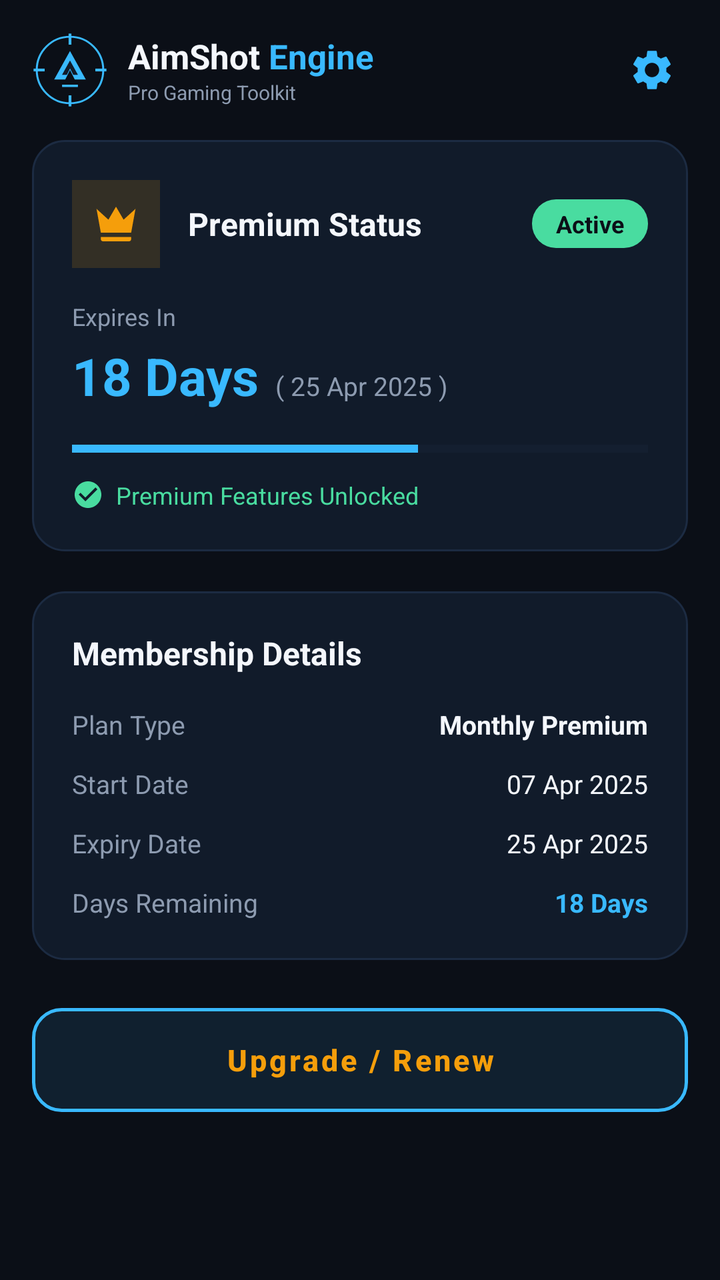
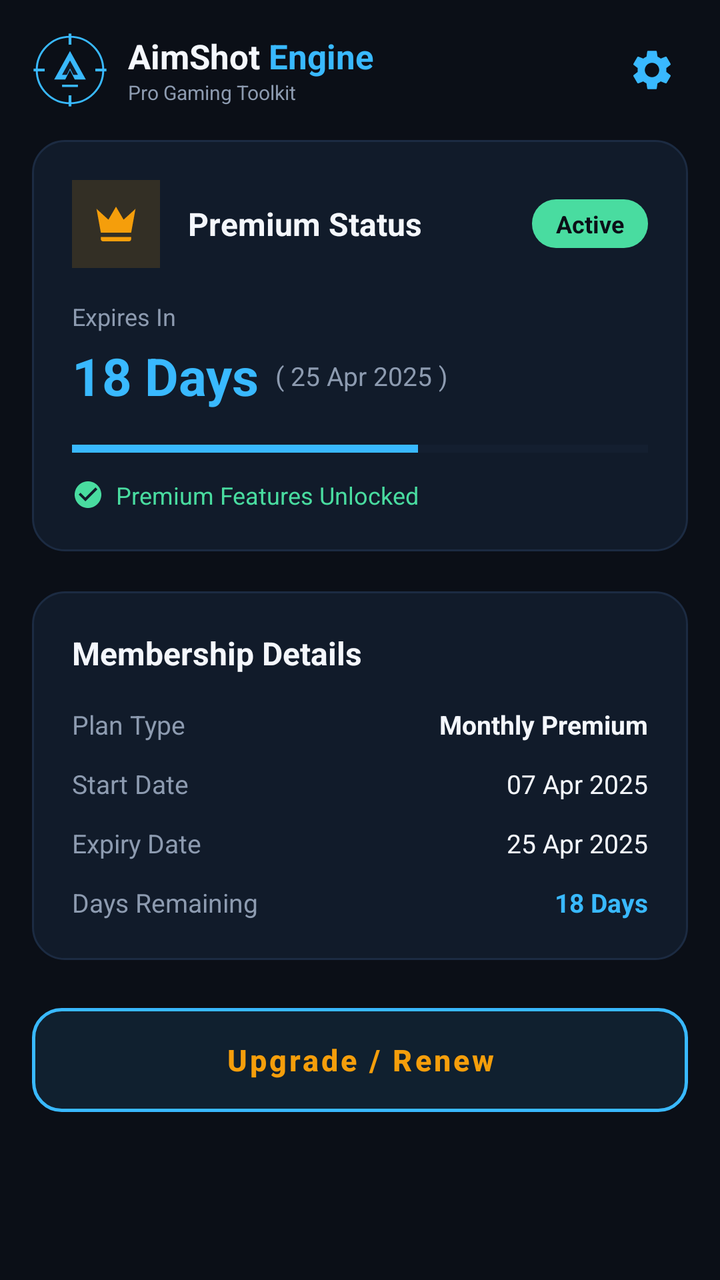

Two renders of the same Android screen: before a commit and after it. Below are the layout's source before the change and the commit's diff.
<!-- AndroidManifest.xml: application theme Theme.AimShotEngine -->
<!-- res/layout/fragment_premium.xml -->
<?xml version="1.0" encoding="utf-8"?>
<ScrollView xmlns:android="http://schemas.android.com/apk/res/android"
    android:layout_width="match_parent"
    android:layout_height="match_parent"
    android:background="@color/bg_main"
    android:fillViewport="true">

    <LinearLayout
        android:layout_width="match_parent"
        android:layout_height="wrap_content"
        android:orientation="vertical"
        android:padding="16dp">

        
        <RelativeLayout
            android:layout_width="match_parent"
            android:layout_height="wrap_content"
            android:layout_marginBottom="16dp">

            <LinearLayout
                android:layout_width="wrap_content"
                android:layout_height="wrap_content"
                android:gravity="center_vertical"
                android:orientation="horizontal">

                <ImageView
                    android:layout_width="38dp"
                    android:layout_height="38dp"
                    android:contentDescription="@string/app_name"
                    android:src="@drawable/ic_aimshot_logo" />

                <LinearLayout
                    android:layout_width="wrap_content"
                    android:layout_height="wrap_content"
                    android:layout_marginStart="10dp"
                    android:orientation="vertical">

                    <LinearLayout
                        android:layout_width="wrap_content"
                        android:layout_height="wrap_content"
                        android:orientation="horizontal">

                        <TextView
                            android:layout_width="wrap_content"
                            android:layout_height="wrap_content"
                            android:text="AimShot "
                            android:textColor="@color/text_primary"
                            android:textSize="17sp"
                            android:textStyle="bold" />

                        <TextView
                            android:layout_width="wrap_content"
                            android:layout_height="wrap_content"
                            android:text="Engine"
                            android:textColor="@color/accent_primary"
                            android:textSize="17sp"
                            android:textStyle="bold" />
                    </LinearLayout>

                    <TextView
                        android:layout_width="wrap_content"
                        android:layout_height="wrap_content"
                        android:text="@string/pro_gaming_toolkit"
                        android:textColor="@color/text_secondary"
                        android:textSize="10sp" />
                </LinearLayout>
            </LinearLayout>

            <ImageView
                android:id="@+id/btn_premium_settings"
                android:layout_width="36dp"
                android:layout_height="36dp"
                android:layout_alignParentEnd="true"
                android:layout_centerVertical="true"
                android:background="?attr/selectableItemBackgroundBorderless"
                android:contentDescription="Settings"
                android:padding="6dp"
                android:src="@drawable/ic_settings" />
        </RelativeLayout>

        
        <LinearLayout
            android:layout_width="match_parent"
            android:layout_height="wrap_content"
            android:layout_marginBottom="20dp"
            android:background="@drawable/bg_tactical_card"
            android:orientation="vertical"
            android:padding="20dp">

            <RelativeLayout
                android:layout_width="match_parent"
                android:layout_height="wrap_content"
                android:layout_marginBottom="16dp">

                <LinearLayout
                    android:layout_width="wrap_content"
                    android:layout_height="wrap_content"
                    android:gravity="center_vertical"
                    android:orientation="horizontal">

                    
                    <LinearLayout
                        android:layout_width="44dp"
                        android:layout_height="44dp"
                        android:background="#26F59E0B"
                        android:gravity="center">

                        <ImageView
                            android:layout_width="26dp"
                            android:layout_height="26dp"
                            android:contentDescription="Crown"
                            android:src="@drawable/ic_crown" />
                    </LinearLayout>

                    <TextView
                        android:layout_width="wrap_content"
                        android:layout_height="wrap_content"
                        android:layout_marginStart="14dp"
                        android:text="@string/premium_status"
                        android:textColor="@color/text_primary"
                        android:textSize="16sp"
                        android:textStyle="bold" />
                </LinearLayout>

                
                <TextView
                    android:id="@+id/tv_badge_status"
                    android:layout_width="wrap_content"
                    android:layout_height="wrap_content"
                    android:layout_alignParentEnd="true"
                    android:layout_centerVertical="true"
                    android:background="@drawable/bg_badge_active"
                    android:paddingStart="12dp"
                    android:paddingTop="4dp"
                    android:paddingEnd="12dp"
                    android:paddingBottom="4dp"
                    android:text="@string/status_active"
                    android:textColor="@color/bg_main"
                    android:textSize="12sp"
                    android:textStyle="bold" />
            </RelativeLayout>

            
            <TextView
                android:layout_width="wrap_content"
                android:layout_height="wrap_content"
                android:text="@string/expires_in"
                android:textColor="@color/text_secondary"
                android:textSize="12sp" />

            
            <LinearLayout
                android:layout_width="wrap_content"
                android:layout_height="wrap_content"
                android:layout_marginTop="4dp"
                android:gravity="baseline"
                android:orientation="horizontal">

                <TextView
                    android:id="@+id/tv_premium_remaining_days"
                    android:layout_width="wrap_content"
                    android:layout_height="wrap_content"
                    android:text="18 Days"
                    android:textColor="@color/accent_primary"
                    android:textSize="26sp"
                    android:textStyle="bold" />

                <TextView
                    android:id="@+id/tv_premium_expiry_date_sub"
                    android:layout_width="wrap_content"
                    android:layout_height="wrap_content"
                    android:layout_marginStart="8dp"
                    android:text="( 25 Apr 2025 )"
                    android:textColor="@color/text_secondary"
                    android:textSize="13sp" />
            </LinearLayout>

            
            <ProgressBar
                android:id="@+id/progress_license_duration"
                style="?android:attr/progressBarStyleHorizontal"
                android:layout_width="match_parent"
                android:layout_height="6dp"
                android:layout_marginTop="16dp"
                android:layout_marginBottom="12dp"
                android:max="100"
                android:progress="60"
                android:progressTint="@color/accent_primary"
                android:progressBackgroundTint="@color/border_subtle" />

            
            <LinearLayout
                android:id="@+id/layout_features_unlocked"
                android:layout_width="wrap_content"
                android:layout_height="wrap_content"
                android:gravity="center_vertical"
                android:orientation="horizontal">

                <ImageView
                    android:layout_width="16dp"
                    android:layout_height="16dp"
                    android:contentDescription="Check"
                    android:src="@drawable/ic_check_circle" />

                <TextView
                    android:id="@+id/tv_features_unlocked_text"
                    android:layout_width="wrap_content"
                    android:layout_height="wrap_content"
                    android:layout_marginStart="6dp"
                    android:text="@string/premium_features_unlocked"
                    android:textColor="@color/color_success"
                    android:textSize="12sp" />
            </LinearLayout>
        </LinearLayout>

        
        <LinearLayout
            android:layout_width="match_parent"
            android:layout_height="wrap_content"
            android:layout_marginBottom="24dp"
            android:background="@drawable/bg_tactical_card"
            android:orientation="vertical"
            android:padding="20dp">

            <TextView
                android:layout_width="wrap_content"
                android:layout_height="wrap_content"
                android:layout_marginBottom="16dp"
                android:text="@string/membership_details"
                android:textColor="@color/text_primary"
                android:textSize="16sp"
                android:textStyle="bold" />

            
            <RelativeLayout
                android:layout_width="match_parent"
                android:layout_height="wrap_content"
                android:layout_marginBottom="12dp">

                <TextView
                    android:layout_width="wrap_content"
                    android:layout_height="wrap_content"
                    android:text="@string/plan_type"
                    android:textColor="@color/text_secondary"
                    android:textSize="13sp" />

                <TextView
                    android:id="@+id/tv_detail_plan_type"
                    android:layout_width="wrap_content"
                    android:layout_height="wrap_content"
                    android:layout_alignParentEnd="true"
                    android:text="Monthly Premium"
                    android:textColor="@color/text_primary"
                    android:textSize="13sp"
                    android:textStyle="bold" />
            </RelativeLayout>

            
            <RelativeLayout
                android:layout_width="match_parent"
                android:layout_height="wrap_content"
                android:layout_marginBottom="12dp">

                <TextView
                    android:layout_width="wrap_content"
                    android:layout_height="wrap_content"
                    android:text="@string/start_date"
                    android:textColor="@color/text_secondary"
                    android:textSize="13sp" />

                <TextView
                    android:id="@+id/tv_detail_start_date"
                    android:layout_width="wrap_content"
                    android:layout_height="wrap_content"
                    android:layout_alignParentEnd="true"
                    android:text="07 Apr 2025"
                    android:textColor="@color/text_primary"
                    android:textSize="13sp" />
            </RelativeLayout>

            
            <RelativeLayout
                android:layout_width="match_parent"
                android:layout_height="wrap_content"
                android:layout_marginBottom="12dp">

                <TextView
                    android:layout_width="wrap_content"
                    android:layout_height="wrap_content"
                    android:text="@string/expiry_date"
                    android:textColor="@color/text_secondary"
                    android:textSize="13sp" />

                <TextView
                    android:id="@+id/tv_detail_expiry_date"
                    android:layout_width="wrap_content"
                    android:layout_height="wrap_content"
                    android:layout_alignParentEnd="true"
                    android:text="25 Apr 2025"
                    android:textColor="@color/text_primary"
                    android:textSize="13sp" />
            </RelativeLayout>

            
            <RelativeLayout
                android:layout_width="match_parent"
                android:layout_height="wrap_content">

                <TextView
                    android:layout_width="wrap_content"
                    android:layout_height="wrap_content"
                    android:text="@string/days_remaining"
                    android:textColor="@color/text_secondary"
                    android:textSize="13sp" />

                <TextView
                    android:id="@+id/tv_detail_days_remaining"
                    android:layout_width="wrap_content"
                    android:layout_height="wrap_content"
                    android:layout_alignParentEnd="true"
                    android:text="18 Days"
                    android:textColor="@color/accent_primary"
                    android:textSize="13sp"
                    android:textStyle="bold" />
            </RelativeLayout>
        </LinearLayout>

        
        <Button
            android:id="@+id/btn_upgrade_renew"
            android:layout_width="match_parent"
            android:layout_height="52dp"
            android:layout_marginBottom="24dp"
            android:background="@drawable/bg_button_renew"
            android:elevation="0dp"
            android:stateListAnimator="@null"
            android:text="@string/btn_upgrade_renew"
            android:textAllCaps="false"
            android:textColor="#F59E0B"
            android:textSize="15sp"
            android:textStyle="bold" />

    </LinearLayout>

</ScrollView>
<!-- resources referenced by this layout -->
<resources>
  <color name="accent_primary">#39B9FF</color>
  <color name="bg_main">#0B0F17</color>
  <color name="border_subtle">#1C2B42</color>
  <color name="color_success">#49DCA0</color>
  <color name="text_primary">#F4F7FC</color>
  <color name="text_secondary">#8D9BB0</color>
  <!-- drawable bg_badge_active (drawable) -->
  <?xml version="1.0" encoding="utf-8"?>
  <shape xmlns:android="http://schemas.android.com/apk/res/android"
      android:shape="rectangle">
      <solid android:color="@color/color_success" />
      <corners android:radius="12dp" />
  </shape>
  <!-- drawable bg_button_renew (drawable) -->
  <?xml version="1.0" encoding="utf-8"?>
  <ripple xmlns:android="http://schemas.android.com/apk/res/android"
      android:color="#40F59E0B">
      <item>
          <shape android:shape="rectangle">
              <solid android:color="#1A241C12" />
              <corners android:radius="14dp" />
              <stroke
                  android:width="1.5dp"
                  android:color="#F59E0B" />
          </shape>
      </item>
  </ripple>
  <!-- drawable bg_tactical_card (drawable) -->
  <?xml version="1.0" encoding="utf-8"?>
  <shape xmlns:android="http://schemas.android.com/apk/res/android"
      android:shape="rectangle">
      <solid android:color="@color/bg_card" />
      <corners android:radius="16dp" />
      <stroke
          android:width="1dp"
          android:color="@color/border_subtle" />
  </shape>
  <!-- drawable ic_check_circle (drawable) -->
  <vector xmlns:android="http://schemas.android.com/apk/res/android"
      android:width="24dp"
      android:height="24dp"
      android:viewportWidth="24"
      android:viewportHeight="24">
    <path
        android:pathData="M12,2C6.48,2 2,6.48 2,12s4.48,10 10,10 10,-4.48 10,-10S17.52,2 12,2zm-2,15l-5,-5 1.41,-1.41L10,14.17l7.59,-7.59L19,8l-9,9z"
        android:fillColor="#49DCA0"/>
  </vector>
  <!-- drawable ic_crown (drawable) -->
  <vector xmlns:android="http://schemas.android.com/apk/res/android"
      android:width="24dp"
      android:height="24dp"
      android:viewportWidth="24"
      android:viewportHeight="24">
    <path
        android:pathData="M5,16L3,5l5.5,5L12,4l3.5,6L21,5l-2,11H5m14,3c0,0.55 -0.45,1 -1,1H6c-0.55,0 -1,-0.45 -1,-1v-1h14v1z"
        android:fillColor="#F59E0B"/>
  </vector>
  <string name="app_name">AimShot Engine</string>
  <string name="btn_upgrade_renew">Upgrade / Renew</string>
  <string name="days_remaining">Days Remaining</string>
  <string name="expires_in">Expires In</string>
  <string name="expiry_date">Expiry Date</string>
  <string name="membership_details">Membership Details</string>
  <string name="plan_type">Plan Type</string>
  <string name="premium_features_unlocked">Premium Features Unlocked</string>
  <string name="premium_status">Premium Status</string>
  <string name="pro_gaming_toolkit">Pro Gaming Toolkit</string>
  <string name="start_date">Start Date</string>
  <string name="status_active">Active</string>
  <style name="Theme.AimShotEngine" parent="Theme.MaterialComponents.DayNight.DarkActionBar">
          <item name="colorPrimary">@color/accent_primary</item>
          <item name="colorPrimaryVariant">@color/accent_primary_dark</item>
          <item name="colorOnPrimary">@color/bg_main</item>
          <item name="colorSecondary">@color/color_success</item>
          <item name="colorSecondaryVariant">@color/color_success</item>
          <item name="colorOnSecondary">@color/bg_main</item>
          <item name="android:statusBarColor">@color/bg_main</item>
          <item name="android:navigationBarColor">@color/nav_bg</item>
          <item name="android:windowBackground">@color/bg_main</item>
      </style>
  <color name="bg_card">#111B2A</color>
  <color name="accent_primary_dark">#1A85CC</color>
  <color name="nav_bg">#090D14</color>
  <!-- unchanged entries left out for length: 2 -->
</resources>

<!-- the commit's change to res/layout/fragment_premium.xml (unified diff, before → after) -->
@@ -149,11 +149,12 @@
                 android:textSize="12sp" />
 
             
+            
             <LinearLayout
                 android:layout_width="wrap_content"
                 android:layout_height="wrap_content"
                 android:layout_marginTop="4dp"
-                android:gravity="baseline"
+                android:gravity="center_vertical"
                 android:orientation="horizontal">
 
                 <TextView
